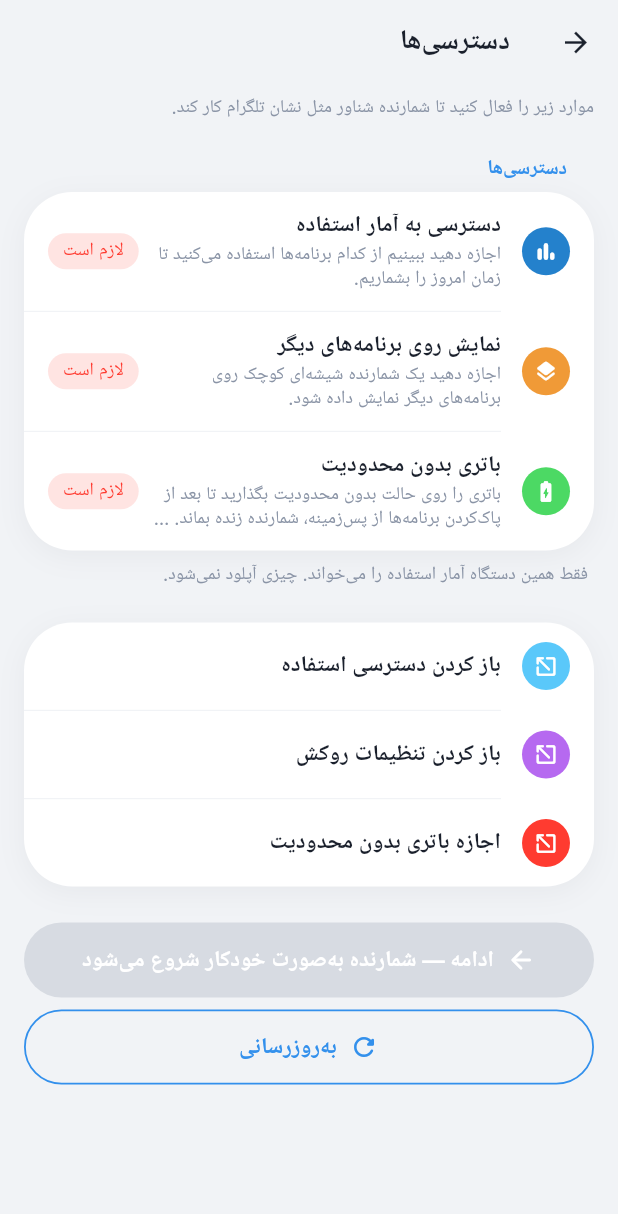
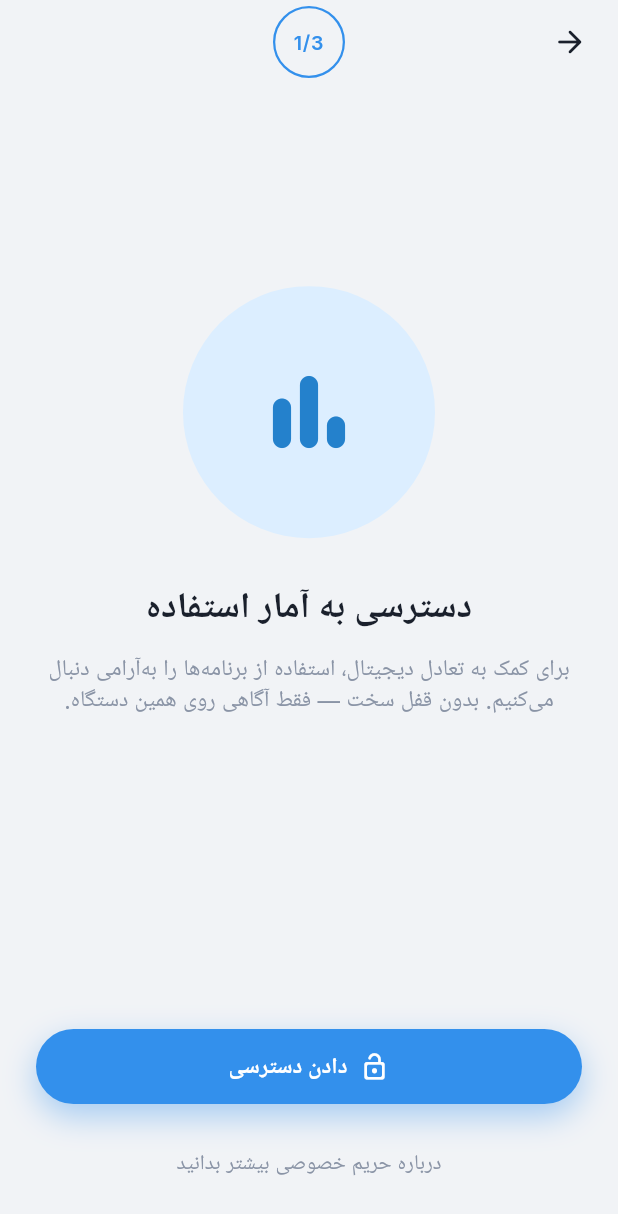
Before and after one commit to aminjafari-dev/app_usage, a Flutter app: the _HomeView screen opened directly, after a tap on "Language", after a tap on "برای شمارنده زنده دسترسی استفاده، روکش و", on a phone screen of 412 x 824 dp. Shown: the top 1214 px of the screen. Run offline on Flutter 3.47's test engine with Material 3 defaults, Android fonts, the light colour scheme and no system bars; our stand-ins replace dartz, equatable, flutter_bloc, gap, get_it, google_fonts and 1 more; missing offline and left inert: flutter_overlay_window, usage_stats; accounts and stored records are empty.

Commit message:
Refactor PermissionsPage to implement a step-by-step onboarding process for Usage, Overlay, and Battery permissions. Transitioned _PermissionsView to a StatefulWidget to manage permission states and lifecycle events. Updated localization strings for clarity and added new placeholders for permission steps. Enhanced UI layout for improved user experience during permission requests.

````diff
--- a/lib/features/app_usage/presentation/pages/permissions_page.dart
+++ b/lib/features/app_usage/presentation/pages/permissions_page.dart
@@ -5,7 +5,6 @@ import 'package:app_usage/core/locator/locator.dart';
 import 'package:app_usage/core/router/page_name.dart';
 import 'package:app_usage/core/theme/app_theme.dart';
 import 'package:app_usage/core/widgets/g_button.dart';
-import 'package:app_usage/core/widgets/g_card.dart';
 import 'package:app_usage/core/widgets/g_gap.dart';
 import 'package:app_usage/core/widgets/g_scaffold.dart';
 import 'package:app_usage/core/widgets/g_text.dart';
@@ -15,15 +14,15 @@ import 'package:app_usage/features/app_usage/presentation/bloc/usage_event.dart'
 import 'package:app_usage/features/app_usage/presentation/bloc/usage_state.dart';
 import 'package:app_usage/l10n/app_localizations.dart';
 
-/// Onboarding screen for Usage Access + Overlay permissions.
+/// One-permission-per-step onboarding for Usage, Overlay, and Battery access.
 ///
 /// How to use:
 /// ```dart
 /// Navigator.of(context).pushNamed(PageName.permissions);
 /// ```
 ///
-/// Layout follows the settings design: soft grey canvas, 32px white cards,
-/// circular colored icons, blue section headers, capsule CTAs.
+/// Each step explains why the permission matters, then offers a single CTA to
+/// open the system grant flow. Progress shows as `1/3`, `2/3`, `3/3`.
 class PermissionsPage extends StatelessWidget {
   /// Creates the permissions page with its own [UsageBloc] instance.
   const PermissionsPage({super.key});
@@ -38,17 +37,145 @@ class PermissionsPage extends StatelessWidget {
   }
 }
 
-class _PermissionsView extends StatelessWidget {
+class _PermissionsView extends StatefulWidget {
   const _PermissionsView();
+
+  @override
+  State<_PermissionsView> createState() => _PermissionsViewState();
+}
+
+class _PermissionsViewState extends State<_PermissionsView>
+    with WidgetsBindingObserver {
+  static const int _totalSteps = 3;
+
+  int _stepIndex = 0;
+  bool _didAlignToMissing = false;
+
+  @override
+  void initState() {
+    super.initState();
+    WidgetsBinding.instance.addObserver(this);
+  }
+
+  @override
+  void dispose() {
+    WidgetsBinding.instance.removeObserver(this);
+    super.dispose();
+  }
+
+  @override
+  void didChangeAppLifecycleState(AppLifecycleState state) {
+    if (state == AppLifecycleState.resumed && mounted) {
+      context.read<UsageBloc>().add(const UsageEvent.refreshPermissions());
+    }
+  }
+
+  bool _isStepGranted(PermissionsStatus status, int step) {
+    return switch (step) {
+      0 => status.hasUsageAccess,
+      1 => status.hasOverlayAccess,
+      2 => status.hasBatteryUnrestricted,
+      _ => false,
+    };
+  }
+
+  int _firstMissingStep(PermissionsStatus status) {
+    for (var i = 0; i < _totalSteps; i++) {
+      if (!_isStepGranted(status, i)) return i;
+    }
+    return _totalSteps - 1;
+  }
+
+  void _goHome() {
+    Navigator.of(context).pushReplacementNamed(PageName.home);
+  }
+
+  void _onPermissionsUpdated(PermissionsStatus status) {
+    if (!_didAlignToMissing) {
+      _didAlignToMissing = true;
+      // Fresh launch with everything already granted → skip straight home.
+      if (status.isReady && !Navigator.of(context).canPop()) {
+        _goHome();
+        return;
+      }
+      final missing = _firstMissingStep(status);
+      if (missing != _stepIndex) {
+        setState(() => _stepIndex = missing);
+      }
+      return;
+    }
+
+    if (status.isReady) {
+      _goHome();
+      return;
+    }
+
+    // Advance past a step once the user grants it.
+    if (_isStepGranted(status, _stepIndex) && _stepIndex < _totalSteps - 1) {
+      setState(() => _stepIndex += 1);
+    }
+  }
+
+  void _requestCurrentPermission() {
+    final event = switch (_stepIndex) {
+      0 => const UsageEvent.requestUsagePermission(),
+      1 => const UsageEvent.requestOverlayPermission(),
+      _ => const UsageEvent.requestBatteryUnrestricted(),
+    };
+    context.read<UsageBloc>().add(event);
+  }
+
+  void _showPrivacySheet(AppLocalizations l10n) {
+    showModalBottomSheet<void>(
+      context: context,
+      backgroundColor: AppTheme.surface,
+      shape: const RoundedRectangleBorder(
+        borderRadius: BorderRadius.vertical(
+          top: Radius.circular(AppTheme.radiusCard),
+        ),
+      ),
+      builder: (context) {
+        return Padding(
+          padding: const EdgeInsets.fromLTRB(24, 20, 24, 32),
+          child: Column(
+            mainAxisSize: MainAxisSize.min,
+            crossAxisAlignment: CrossAxisAlignment.start,
+            children: [
+              GText(
+                l10n.learnMorePrivacy,
+                style: Theme.of(context).textTheme.titleLarge,
+              ),
+              GGap.m(),
+              GText(
+                l10n.footerHintPermissions,
+                style: Theme.of(context).textTheme.bodyMedium,
+                color: AppTheme.onSurfaceMuted,
+              ),
+            ],
+          ),
+        );
+      },
+    );
+  }
 
   @override
   Widget build(BuildContext context) {
     final l10n = AppLocalizations.of(context);
+    final canPop = Navigator.of(context).canPop();
 
     return GScaffold(
-      title: l10n.permissionsTitle,
-      showBackButton: true,
-      body: BlocBuilder<UsageBloc, UsageState>(
+      body: BlocConsumer<UsageBloc, UsageState>(
+        listenWhen: (previous, current) =>
+            previous.permissions != current.permissions,
+        listener: (context, state) {
+          final status = switch (state.permissions) {
+            PermissionsOpCompleted(:final status) => status,
+            _ => null,
+          };
+          if (status != null) {
+            _onPermissionsUpdated(status);
+          }
+        },
         builder: (context, state) {
           final status = switch (state.permissions) {
             PermissionsOpCompleted(:final status) => status,
@@ -58,151 +185,99 @@ class _PermissionsView extends StatelessWidget {
                 hasBatteryUnrestricted: false,
               ),
           };
+          final step = _PermissionStepData.fromIndex(_stepIndex, l10n);
+          final granted = _isStepGranted(status, _stepIndex);
 
-          return ListView(
-            padding: const EdgeInsets.fromLTRB(16, 8, 16, 28),
+          return Column(
             children: [
-              GText(
-                l10n.permissionsIntro,
-                style: Theme.of(context).textTheme.bodySmall,
-                color: AppTheme.onSurfaceMuted,
+              Padding(
+                padding: const EdgeInsets.fromLTRB(8, 4, 8, 0),
+                child: Row(
+                  children: [
+                    if (canPop)
+                      IconButton(
+                        onPressed: () => Navigator.of(context).maybePop(),
+                        icon: const Icon(Icons.arrow_back_rounded),
+                        color: AppTheme.onSurface,
+                      )
+                    else
+                      const SizedBox(width: 48),
+                    const Spacer(),
+                    _StepBadge(
+                      label: l10n.permissionStep(
+                        _stepIndex + 1,
+                        _totalSteps,
+                      ),
+                    ),
+                    const Spacer(),
+                    const SizedBox(width: 48),
+                  ],
+                ),
               ),
-              GGap.l(),
-              GCard(
-                header: l10n.permissionsTitle,
+              Expanded(
+                child: Padding(
+                  padding: const EdgeInsets.symmetric(horizontal: 32),
+                  child: Column(
+                    children: [
+                      const Spacer(flex: 2),
+                      _PermissionHero(
+                        icon: step.icon,
+                        iconColor: step.iconColor,
+                        softColor: step.softColor,
+                      ),
+                      GGap.xl(),
+                      GText(
+                        step.title,
+                        style: Theme.of(context).textTheme.headlineLarge,
+                        textAlign: TextAlign.center,
+                      ),
+                      GGap.m(),
+                      GText(
+                        step.body,
+                        style: Theme.of(context).textTheme.bodyLarge,
+                        color: AppTheme.onSurfaceMuted,
+                        textAlign: TextAlign.center,
+                      ),
+                      const Spacer(flex: 3),
+                    ],
+                  ),
+                ),
+              ),
+              Padding(
+                padding: const EdgeInsets.fromLTRB(24, 0, 24, 24),
                 child: Column(
                   children: [
-                    GSettingsTile(
-                      icon: Icons.bar_chart_rounded,
-                      iconColor: AppTheme.iconBlue,
-                      title: l10n.usagePermissionTitle,
-                      subtitle: l10n.usagePermissionBody,
-                      trailing: GPillBadge(
-                        label: status.hasUsageAccess
-                            ? l10n.permissionGranted
-                            : l10n.permissionMissing,
-                        tone: status.hasUsageAccess
-                            ? GPillTone.success
-                            : GPillTone.danger,
+                    GButton(
+                      label: granted ? l10n.continueNext : l10n.grantAccess,
+                      icon: granted
+                          ? Icons.arrow_forward_rounded
+                          : Icons.lock_open_rounded,
+                      onPressed: () {
+                        if (granted) {
+                          if (_stepIndex >= _totalSteps - 1) {
+                            if (status.isReady) {
+                              _goHome();
+                            }
+                            return;
+                          }
+                          setState(() => _stepIndex += 1);
+                          return;
+                        }
+                        _requestCurrentPermission();
+                      },
+                    ),
+                    GGap.m(),
+                    TextButton(
+                      onPressed: () => _showPrivacySheet(l10n),
+                      child: GText(
+                        l10n.learnMorePrivacy,
+                        style: Theme.of(context).textTheme.bodyMedium,
+                        color: AppTheme.onSurfaceMuted,
+                        textAlign: TextAlign.center,
                       ),
-                      onTap: () {
-                        context
-                            .read<UsageBloc>()
-                            .add(const UsageEvent.requestUsagePermission());
-                      },
-                      showDivider: true,
-                    ),
-                    GSettingsTile(
-                      icon: Icons.layers_rounded,
-                      iconColor: AppTheme.iconOrange,
-                      title: l10n.overlayPermissionTitle,
-                      subtitle: l10n.overlayPermissionBody,
-                      trailing: GPillBadge(
-                        label: status.hasOverlayAccess
-                            ? l10n.permissionGranted
-                            : l10n.permissionMissing,
-                        tone: status.hasOverlayAccess
-                            ? GPillTone.success
-                            : GPillTone.danger,
-                      ),
-                      onTap: () {
-                        context
-                            .read<UsageBloc>()
-                            .add(const UsageEvent.requestOverlayPermission());
-                      },
-                      showDivider: true,
-                    ),
-                    GSettingsTile(
-                      icon: Icons.battery_charging_full_rounded,
-                      iconColor: AppTheme.iconGreen,
-                      title: l10n.batteryPermissionTitle,
-                      subtitle: l10n.batteryPermissionBody,
-                      trailing: GPillBadge(
-                        label: status.hasBatteryUnrestricted
-                            ? l10n.permissionGranted
-                            : l10n.permissionMissing,
-                        tone: status.hasBatteryUnrestricted
-                            ? GPillTone.success
-                            : GPillTone.danger,
-                      ),
-                      onTap: () {
-                        context.read<UsageBloc>().add(
-                              const UsageEvent.requestBatteryUnrestricted(),
-                            );
-                      },
                     ),
                   ],
                 ),
-              ),
-              GGap.s(),
-              Padding(
-                padding: const EdgeInsets.symmetric(horizontal: 4),
-                child: GText(
-                  l10n.footerHintPermissions,
-                  style: Theme.of(context).textTheme.bodySmall,
-                  color: AppTheme.onSurfaceMuted,
-                ),
-              ),
-              GGap.l(),
-              GCard(
-                child: Column(
-                  children: [
-                    GSettingsTile(
-                      icon: Icons.open_in_new_rounded,
-                      iconColor: AppTheme.iconTeal,
-                      title: l10n.grantUsageAccess,
-                      onTap: () {
-                        context
-                            .read<UsageBloc>()
-                            .add(const UsageEvent.requestUsagePermission());
-                      },
-                      showDivider: true,
-                    ),
-                    GSettingsTile(
-                      icon: Icons.open_in_new_rounded,
-                      iconColor: AppTheme.iconPurple,
-                      title: l10n.grantOverlayAccess,
-                      onTap: () {
-                        context
-                            .read<UsageBloc>()
-                            .add(const UsageEvent.requestOverlayPermission());
-                      },
-                      showDivider: true,
-                    ),
-                    GSettingsTile(
-                      icon: Icons.open_in_new_rounded,
-                      iconColor: AppTheme.iconRed,
-                      title: l10n.grantBatteryUnrestricted,
-                      onTap: () {
-                        context.read<UsageBloc>().add(
-                              const UsageEvent.requestBatteryUnrestricted(),
-                            );
-                      },
-                    ),
-                  ],
-                ),
-              ),
-              GGap.l(),
-              GButton(
-                label: l10n.continueToHome,
-                icon: Icons.arrow_forward_rounded,
-                onPressed: status.isReady
-                    ? () {
-                        Navigator.of(context).pushReplacementNamed(
-                          PageName.home,
-                        );
-                      }
-                    : null,
-              ),
-              GGap.s(),
-              GOutlinedButton(
-                label: l10n.refresh,
-                icon: Icons.refresh_rounded,
-                onPressed: () {
-                  context
-                      .read<UsageBloc>()
-                      .add(const UsageEvent.refreshPermissions());
-                },
               ),
             ],
           );
@@ -211,3 +286,98 @@ class _PermissionsView extends StatelessWidget {
     );
   }
 }
+
+/// Visual + copy for a single permission step.
+class _PermissionStepData {
+  const _PermissionStepData({
+    required this.icon,
+    required this.iconColor,
+    required this.softColor,
+    required this.title,
+    required this.body,
+  });
+
+  final IconData icon;
+  final Color iconColor;
+  final Color softColor;
+  final String title;
+  final String body;
+
+  static _PermissionStepData fromIndex(int index, AppLocalizations l10n) {
+    return switch (index) {
+      0 => _PermissionStepData(
+          icon: Icons.bar_chart_rounded,
+          iconColor: AppTheme.iconBlue,
+          softColor: AppTheme.primarySoft,
+          title: l10n.usagePermissionTitle,
+          body: l10n.usagePermissionBody,
+        ),
+      1 => _PermissionStepData(
+          icon: Icons.layers_rounded,
+          iconColor: AppTheme.iconOrange,
+          softColor: AppTheme.iconOrange.withValues(alpha: 0.16),
+          title: l10n.overlayPermissionTitle,
+          body: l10n.overlayPermissionBody,
+        ),
+      _ => _PermissionStepData(
+          icon: Icons.battery_charging_full_rounded,
+          iconColor: AppTheme.iconGreen,
+          softColor: AppTheme.iconGreen.withValues(alpha: 0.16),
+          title: l10n.batteryPermissionTitle,
+          body: l10n.batteryPermissionBody,
+        ),
+    };
+  }
+}
+
+/// Circular `1/3` progress chip at the top of each step.
+class _StepBadge extends StatelessWidget {
+  const _StepBadge({required this.label});
+
+  final String label;
+
+  @override
+  Widget build(BuildContext context) {
+    return Container(
+      width: 48,
+      height: 48,
+      alignment: Alignment.center,
+      decoration: BoxDecoration(
+        shape: BoxShape.circle,
+        border: Border.all(color: AppTheme.primary, width: 1.5),
+      ),
+      child: GText(
+        label,
+        style: Theme.of(context).textTheme.labelMedium,
+        color: AppTheme.primary,
+        textAlign: TextAlign.center,
+      ),
+    );
+  }
+}
+
+/// Large soft circle with the permission glyph in the center.
+class _PermissionHero extends StatelessWidget {
+  const _PermissionHero({
+    required this.icon,
+    required this.iconColor,
+    required this.softColor,
+  });
+
+  final IconData icon;
+  final Color iconColor;
+  final Color softColor;
+
+  @override
+  Widget build(BuildContext context) {
+    return Container(
+      width: 168,
+      height: 168,
+      decoration: BoxDecoration(
+        shape: BoxShape.circle,
+        color: softColor,
+      ),
+      child: Icon(icon, size: 72, color: iconColor),
+    );
+  }
+}
--- a/lib/l10n/app_fa.arb
+++ b/lib/l10n/app_fa.arb
@@ -6,17 +6,31 @@
   "unsupportedTitle": "پشتیبانی نمی‌شود",
   "unsupportedMessage": "شمارنده زنده روی برنامه‌ها فقط روی اندروید در دسترس است.",
   "usagePermissionTitle": "دسترسی به آمار استفاده",
-  "usagePermissionBody": "اجازه دهید ببینیم از کدام برنامه‌ها استفاده می‌کنید تا زمان امروز را بشماریم.",
+  "usagePermissionBody": "برای کمک به تعادل دیجیتال، استفاده از برنامه‌ها را به‌آرامی دنبال می‌کنیم. بدون قفل سخت — فقط آگاهی روی همین دستگاه.",
   "overlayPermissionTitle": "نمایش روی برنامه‌های دیگر",
-  "overlayPermissionBody": "اجازه دهید یک شمارنده شیشه‌ای کوچک روی برنامه‌های دیگر نمایش داده شود.",
+  "overlayPermissionBody": "یک شمارنده شناور کوچک همراه شما می‌ماند تا همیشه بدانید امروز چقدر وقت گذاشته‌اید.",
   "batteryPermissionTitle": "باتری بدون محدودیت",
-  "batteryPermissionBody": "باتری را روی حالت بدون محدودیت بگذارید تا بعد از پاک‌کردن برنامه‌ها از پس‌زمینه، شمارنده زنده بماند. بدون این دسترسی اندروید برای صرفه‌جویی در باتری روکش را می‌کشد.",
+  "batteryPermissionBody": "شمارنده را بعد از پاک‌کردن برنامه‌ها از پس‌زمینه زنده نگه می‌دارد. بدون این دسترسی اندروید ممکن است ردیابی را برای صرفه‌جویی در باتری متوقف کند.",
+  "grantAccess": "دادن دسترسی",
   "grantUsageAccess": "باز کردن دسترسی استفاده",
   "grantOverlayAccess": "باز کردن تنظیمات روکش",
   "grantBatteryUnrestricted": "اجازه باتری بدون محدودیت",
   "permissionGranted": "داده شده",
   "permissionMissing": "لازم است",
+  "permissionStep": "{current}/{total}",
+  "@permissionStep": {
+    "placeholders": {
+      "current": {
+        "type": "int"
+      },
+      "total": {
+        "type": "int"
+      }
+    }
+  },
+  "continueNext": "ادامه",
   "continueToHome": "ادامه — شمارنده به‌صورت خودکار شروع می‌شود",
+  "learnMorePrivacy": "درباره حریم خصوصی بیشتر بدانید",
   "startTracking": "فعال‌سازی شمارنده زنده",
   "stopTracking": "غیرفعال‌سازی شمارنده زنده",
   "trackingActive": "شمارنده زنده روشن است — هر برنامه‌ای باز کنید تا بالای صفحه ببینید",
--- a/lib/l10n/app_localizations.dart
+++ b/lib/l10n/app_localizations.dart
@@ -137,7 +137,7 @@ abstract class AppLocalizations {
   /// No description provided for @usagePermissionBody.
   ///
   /// In en, this message translates to:
-  /// **'Allow this app to see which apps you use so we can count today\'s time.'**
+  /// **'To help you find balance, we gently monitor your app usage. No harsh locks — just awareness on this device.'**
   String get usagePermissionBody;
 
   /// No description provided for @overlayPermissionTitle.
@@ -149,7 +149,7 @@ abstract class AppLocalizations {
   /// No description provided for @overlayPermissionBody.
   ///
   /// In en, this message translates to:
-  /// **'Allow a small glassy counter to float over other apps.'**
+  /// **'A small floating counter stays with you so you always know how much time you\'ve spent today.'**
   String get overlayPermissionBody;
 
   /// No description provided for @batteryPermissionTitle.
@@ -161,8 +161,14 @@ abstract class AppLocalizations {
   /// No description provided for @batteryPermissionBody.
   ///
   /// In en, this message translates to:
-  /// **'Allow unrestricted battery so the counter keeps running after you clear apps from Recents. Without this, Android kills the overlay to save battery.'**
+  /// **'Keep the counter alive after you clear Recents. Without this, Android may stop tracking to save battery.'**
   String get batteryPermissionBody;
+
+  /// No description provided for @grantAccess.
+  ///
+  /// In en, this message translates to:
+  /// **'Grant access'**
+  String get grantAccess;
 
   /// No description provided for @grantUsageAccess.
   ///
@@ -194,11 +200,29 @@ abstract class AppLocalizations {
   /// **'Required'**
   String get permissionMissing;
 
+  /// No description provided for @permissionStep.
+  ///
+  /// In en, this message translates to:
+  /// **'{current}/{total}'**
+  String permissionStep(int current, int total);
+
+  /// No description provided for @continueNext.
+  ///
+  /// In en, this message translates to:
+  /// **'Continue'**
+  String get continueNext;
+
   /// No description provided for @continueToHome.
   ///
   /// In en, this message translates to:
   /// **'Continue — counter starts automatically'**
   String get continueToHome;
+
+  /// No description provided for @learnMorePrivacy.
+  ///
+  /// In en, this message translates to:
+  /// **'Learn more about privacy'**
+  String get learnMorePrivacy;
 
   /// No description provided for @startTracking.
   ///
--- a/lib/l10n/app_localizations_fa.dart
+++ b/lib/l10n/app_localizations_fa.dart
@@ -29,21 +29,24 @@ class AppLocalizationsFa extends AppLocalizations {
 
   @override
   String get usagePermissionBody =>
-      'اجازه دهید ببینیم از کدام برنامه‌ها استفاده می‌کنید تا زمان امروز را بشماریم.';
+      'برای کمک به تعادل دیجیتال، استفاده از برنامه‌ها را به‌آرامی دنبال می‌کنیم. بدون قفل سخت — فقط آگاهی روی همین دستگاه.';
 
   @override
   String get overlayPermissionTitle => 'نمایش روی برنامه‌های دیگر';
 
   @override
   String get overlayPermissionBody =>
-      'اجازه دهید یک شمارنده شیشه‌ای کوچک روی برنامه‌های دیگر نمایش داده شود.';
+      'یک شمارنده شناور کوچک همراه شما می‌ماند تا همیشه بدانید امروز چقدر وقت گذاشته‌اید.';
 
   @override
   String get batteryPermissionTitle => 'باتری بدون محدودیت';
 
   @override
   String get batteryPermissionBody =>
-      'باتری را روی حالت بدون محدودیت بگذارید تا بعد از پاک‌کردن برنامه‌ها از پس‌زمینه، شمارنده زنده بماند. بدون این دسترسی اندروید برای صرفه‌جویی در باتری روکش را می‌کشد.';
+      'شمارنده را بعد از پاک‌کردن برنامه‌ها از پس‌زمینه زنده نگه می‌دارد. بدون این دسترسی اندروید ممکن است ردیابی را برای صرفه‌جویی در باتری متوقف کند.';
+
+  @override
+  String get grantAccess => 'دادن دسترسی';
 
   @override
   String get grantUsageAccess => 'باز کردن دسترسی استفاده';
@@ -61,7 +64,18 @@ class AppLocalizationsFa extends AppLocalizations {
   String get permissionMissing => 'لازم است';
 
   @override
+  String permissionStep(int current, int total) {
+    return '$current/$total';
+  }
+
+  @override
+  String get continueNext => 'ادامه';
+
+  @override
   String get continueToHome => 'ادامه — شمارنده به‌صورت خودکار شروع می‌شود';
+
+  @override
+  String get learnMorePrivacy => 'درباره حریم خصوصی بیشتر بدانید';
 
   @override
   String get startTracking => 'فعال‌سازی شمارنده زنده';
````
Also changed, not shown: lib/l10n/app_en.arb (+17 -3 lines), lib/l10n/app_localizations_en.dart (+17 -3 lines).
